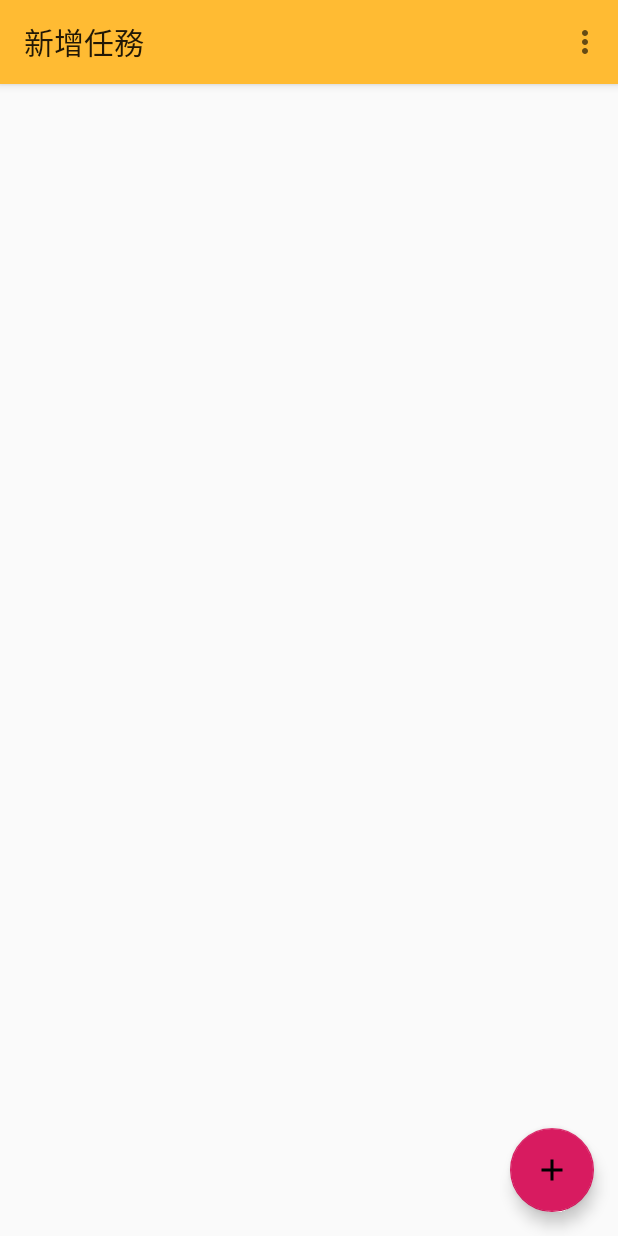
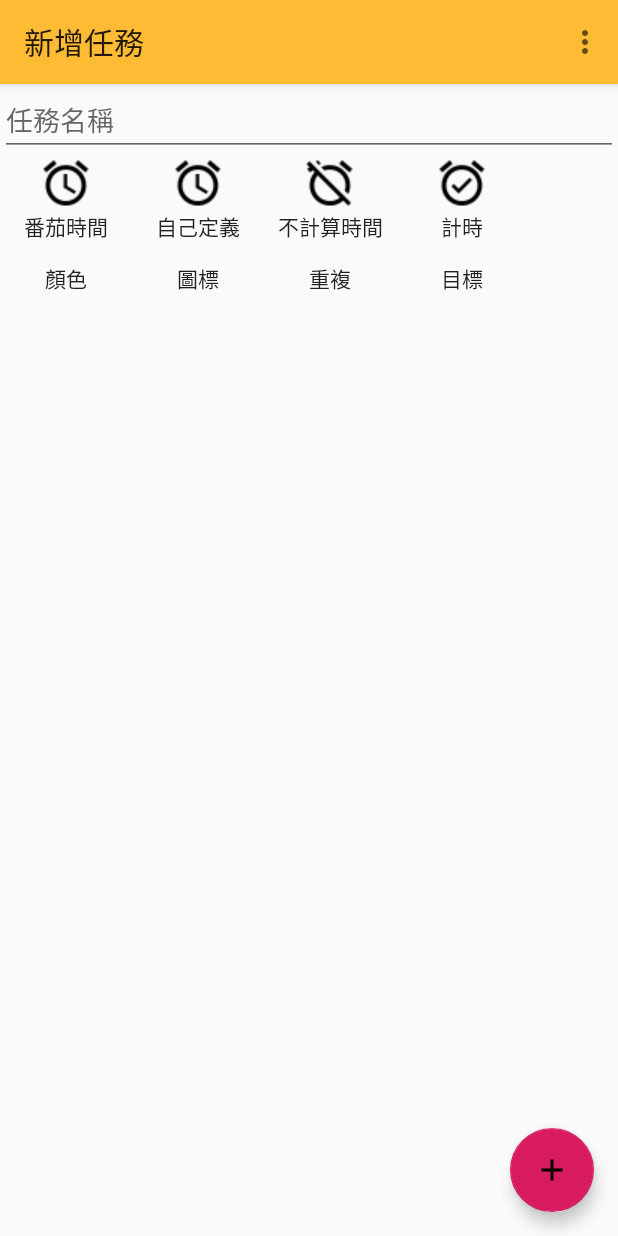
Before and after one commit to YuMin29/pomodoro, an Android app: the screen it shows after launch (MainActivity), after a tap on an icon or button, on a phone screen of 412 x 824 dp. Run offline under Robolectric (Android 15) with nearby library versions, the phone set to English and light mode, and no system bars; our stand-ins replace navigation-ui.

Commit message:
edit add mission fragment layout

```diff
--- a/app/src/main/java/com/yumin/pomodoro/ui/home/AddMissionFragment.java
+++ b/app/src/main/java/com/yumin/pomodoro/ui/home/AddMissionFragment.java
@@ -23,7 +23,7 @@ public class AddMissionFragment extends Fragment {
     @Override
     public View onCreateView(@NonNull LayoutInflater inflater, @Nullable ViewGroup container, @Nullable Bundle savedInstanceState) {
         View root = inflater.inflate(R.layout.fragment_add_mission, container, false);
-        Toolbar toolbar = root.findViewById(R.id.fragment_add_toolbar);
+        Toolbar toolbar = root.findViewById(R.id.add_toolbar);
         ((AppCompatActivity)getActivity()).setSupportActionBar(toolbar);
         toolbar.setTitle("新增任務");
         return root;
--- a/app/src/main/res/layout/fragment_add_mission.xml
+++ b/app/src/main/res/layout/fragment_add_mission.xml
@@ -2,19 +2,77 @@
 <LinearLayout xmlns:android="http://schemas.android.com/apk/res/android"
     xmlns:tools="http://schemas.android.com/tools"
     android:layout_width="match_parent"
-    android:layout_height="match_parent">
+    android:layout_height="match_parent"
+    android:orientation="vertical">
 
     <androidx.appcompat.widget.Toolbar
-        android:id="@+id/fragment_add_toolbar"
+        android:id="@+id/add_toolbar"
         android:layout_width="match_parent"
         android:layout_height="wrap_content"
         android:background="@android:color/holo_orange_light"
         android:minHeight="?attr/actionBarSize">
     </androidx.appcompat.widget.Toolbar>
 
-    <TextView
-        android:id="@+id/textView2"
-        android:layout_width="wrap_content"
+    <EditText
+        android:id="@+id/add_title"
+        android:layout_width="match_parent"
         android:layout_height="wrap_content"
-        android:text="add mision" />
+        android:hint="任務名稱"/>
+
+    <LinearLayout
+        android:layout_width="match_parent"
+        android:layout_height="wrap_content"
+        android:orientation="horizontal">
+        <Button
+            android:layout_width="wrap_content"
+            android:layout_height="wrap_content"
+            android:background="@null"
+            android:text="番茄時間"
+            android:drawableTop="@drawable/baseline_alarm_black_18dp"/>
+        <Button
+            android:layout_width="wrap_content"
+            android:layout_height="wrap_content"
+            android:background="@null"
+            android:text="自己定義"
+            android:drawableTop="@drawable/baseline_alarm_black_18dp"/>
+        <Button
+            android:layout_width="wrap_content"
+            android:layout_height="wrap_content"
+            android:background="@null"
+            android:text="不計算時間"
+            android:drawableTop="@drawable/baseline_alarm_off_black_18dp"/>
+        <Button
+            android:layout_width="wrap_content"
+            android:layout_height="wrap_content"
+            android:background="@null"
+            android:text="計時"
+            android:drawableTop="@drawable/baseline_alarm_on_black_18dp"/>
+    </LinearLayout>
+
+
+    <LinearLayout
+        android:layout_width="match_parent"
+        android:layout_height="wrap_content"
+        android:orientation="horizontal">
+        <Button
+            android:layout_width="wrap_content"
+            android:layout_height="wrap_content"
+            android:background="@null"
+            android:text="顏色"/>
+        <Button
+            android:layout_width="wrap_content"
+            android:layout_height="wrap_content"
+            android:background="@null"
+            android:text="圖標"/>
+        <Button
+            android:layout_width="wrap_content"
+            android:layout_height="wrap_content"
+            android:background="@null"
+            android:text="重複"/>
+        <Button
+            android:layout_width="wrap_content"
+            android:layout_height="wrap_content"
+            android:background="@null"
+            android:text="目標"/>
+    </LinearLayout>
 </LinearLayout>
```
Also changed, not shown: app/src/main/res/drawable/baseline_alarm_add_black_18dp.png (added), app/src/main/res/drawable/baseline_alarm_black_18dp.png (added), app/src/main/res/drawable/baseline_alarm_off_black_18dp.png (added), app/src/main/res/drawable/baseline_alarm_on_black_18dp.png (added).
